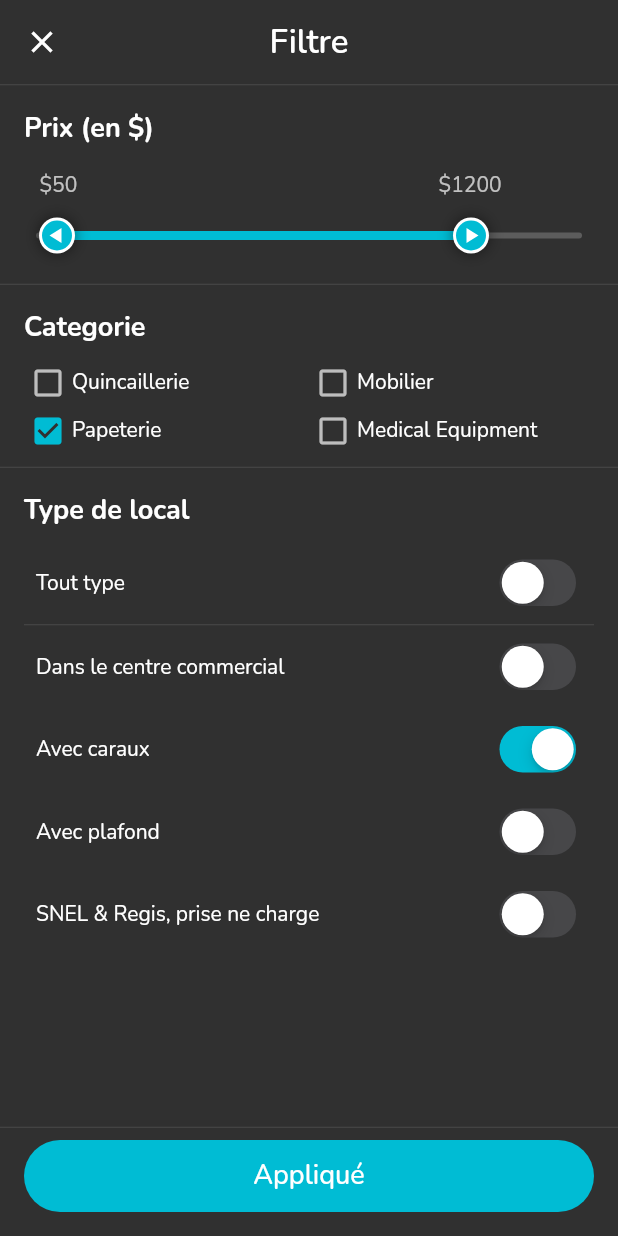
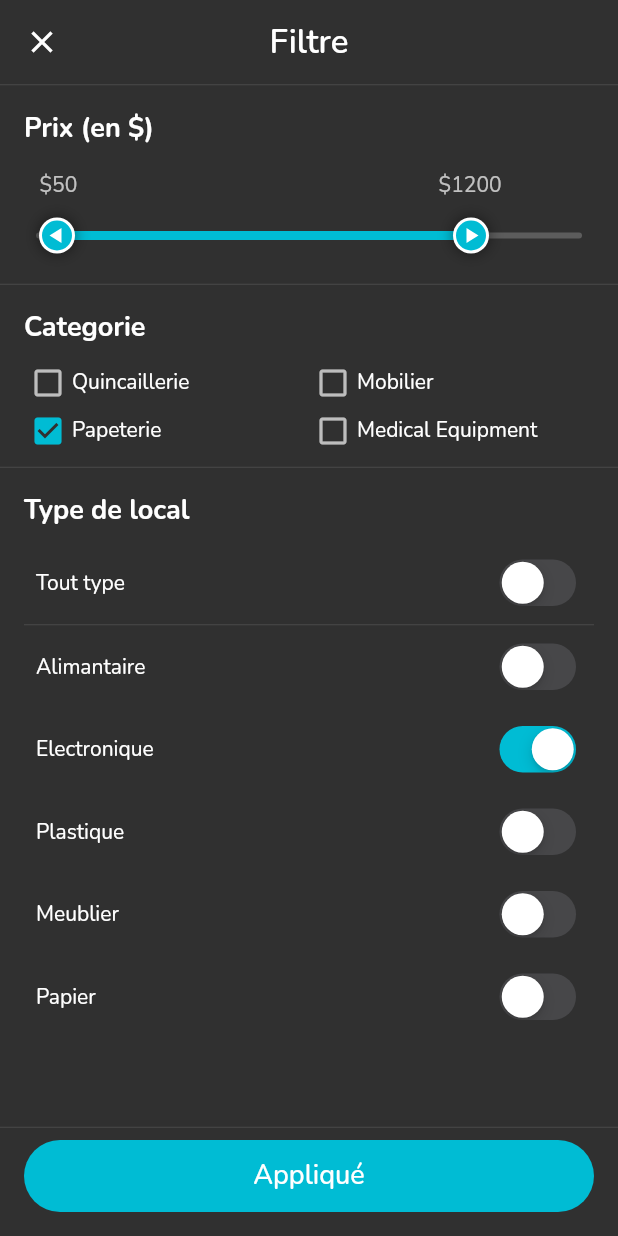
Before and after one commit to lordyhas/quinmat-manager, a Flutter app: the FiltersScreen screen opened directly, on a phone screen of 412 x 824 dp. Run offline on Flutter 3.47's test engine with Material 2 defaults, Android fonts, the phone set to English and light mode, and no system bars; our stand-ins replace cloud_firestore, dotted_border, equatable, firebase_auth, firebase_core, flutter_bloc and 15 more; missing offline and left inert: achievement_view, pedantic, utils_component; accounts and stored records are empty; generated files the repository leaves out were written again.

Commit message:
version : 0.1.2+9

```diff
--- a/lib/src/home_page/products/filters_screen.dart
+++ b/lib/src/home_page/products/filters_screen.dart
@@ -520,23 +520,24 @@ class _FiltersScreenState extends  State<FiltersScreen> {
         isSelected: false,
       ),
       PopularFilterListData(
-        titleTxt: 'Dans le centre commercial',
+        titleTxt: 'Alimantaire',
         isSelected: false,
       ),
       PopularFilterListData(
-        titleTxt: 'Avec caraux',
+        titleTxt: 'Electronique',
         isSelected: true,
       ),
-      /*PopularFilterListData(
-      titleTxt: 'Promotion',
+
+      PopularFilterListData(
+      titleTxt: 'Plastique',
       isSelected: false,
-    ),*/
+      ),
       PopularFilterListData(
-        titleTxt: 'Avec plafond',
+        titleTxt: 'Meublier',
         isSelected: false,
       ),
       PopularFilterListData(
-        titleTxt: 'SNEL & Regis, prise ne charge',
+        titleTxt: 'Papier',
         isSelected: false,
       ),
     ];
```
